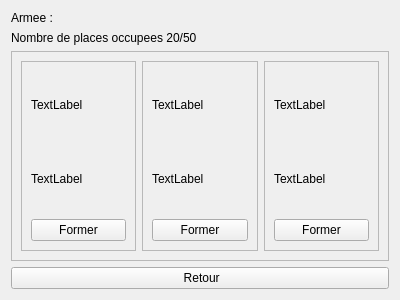
First picture: the form in gui/widgetarmee.ui, repository theDude29/world_of_colonies, before the edit.
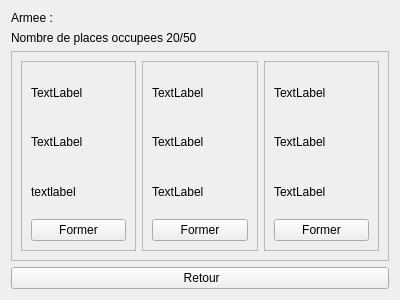
Second picture: the form after the edit.

Commit message: perfectionnement du systeme tout mache excellent il n'y a plus qua inclure les autres troupes en suivant le meme model

```diff
--- a/gui/widgetarmee.ui
+++ b/gui/widgetarmee.ui
@@ -81,6 +81,13 @@
             </property>
            </widget>
           </item>
+          <item>
+           <widget class="QLabel" name="label_infoTroupe1">
+            <property name="text">
+             <string>textlabel</string>
+            </property>
+           </widget>
+          </item>
           <item>
            <widget class="QPushButton" name="pushButton_1">
             <property name="text">
@@ -123,6 +130,13 @@
             </property>
            </widget>
           </item>
+          <item>
+           <widget class="QLabel" name="label_infoTroupe2">
+            <property name="text">
+             <string>TextLabel</string>
+            </property>
+           </widget>
+          </item>
           <item>
            <widget class="QPushButton" name="pushButton_2">
             <property name="text">
@@ -165,6 +179,13 @@
             </property>
            </widget>
           </item>
+          <item>
+           <widget class="QLabel" name="label_infoTroupe3">
+            <property name="text">
+             <string>TextLabel</string>
+            </property>
+           </widget>
+          </item>
           <item>
            <widget class="QPushButton" name="pushButton_3">
             <property name="text">
```
The commit also changes 3 other files.
